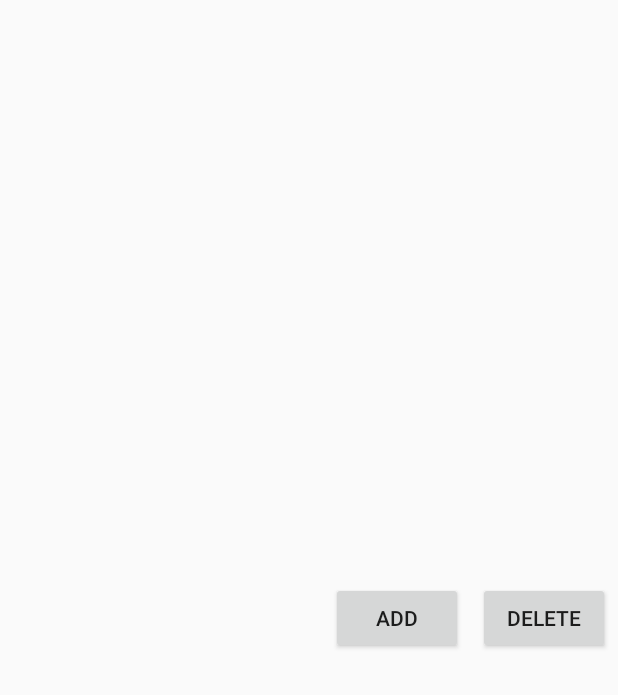
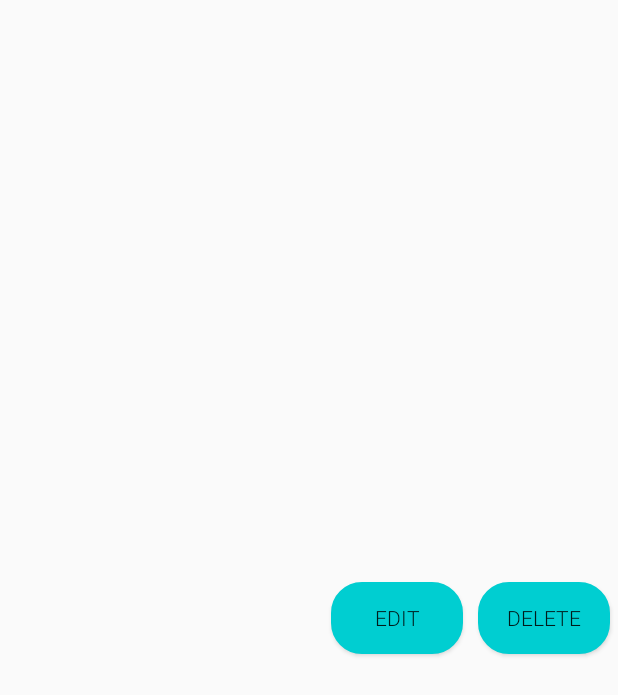
Before and after one commit to skaus37/Skip_the_Waiting_Room, an Android app: the layout listviewrow.xml on its own in the app's theme, with its tools: preview values and no code run, on a phone screen of 412 x 824 dp. Shown: the top 695 px of the screen. Run offline under Robolectric (Android 15) with nearby library versions, the phone set to English and light mode, and no system bars.

Commit message:
added edit and delete template buttons to listview

```diff
--- a/app/src/main/res/layout/listviewrow.xml
+++ b/app/src/main/res/layout/listviewrow.xml
@@ -20,15 +20,19 @@
         android:layout_alignParentRight="true"
         android:layout_centerVertical="true"
         android:layout_marginRight="5dp"
+        android:background="@drawable/roundtextcolour"
+        android:fontFamily="sans-serif-light"
         android:text="Delete" />
 
     <Button
         android:id="@+id/add_btn"
         android:layout_width="wrap_content"
         android:layout_height="wrap_content"
-        android:layout_toLeftOf="@id/delete_btn"
         android:layout_centerVertical="true"
         android:layout_marginRight="10dp"
-        android:text="Add" />
+        android:layout_toLeftOf="@id/delete_btn"
+        android:background="@drawable/roundtextcolour"
+        android:fontFamily="sans-serif-light"
+        android:text="Edit" />
 
 </RelativeLayout>
```
